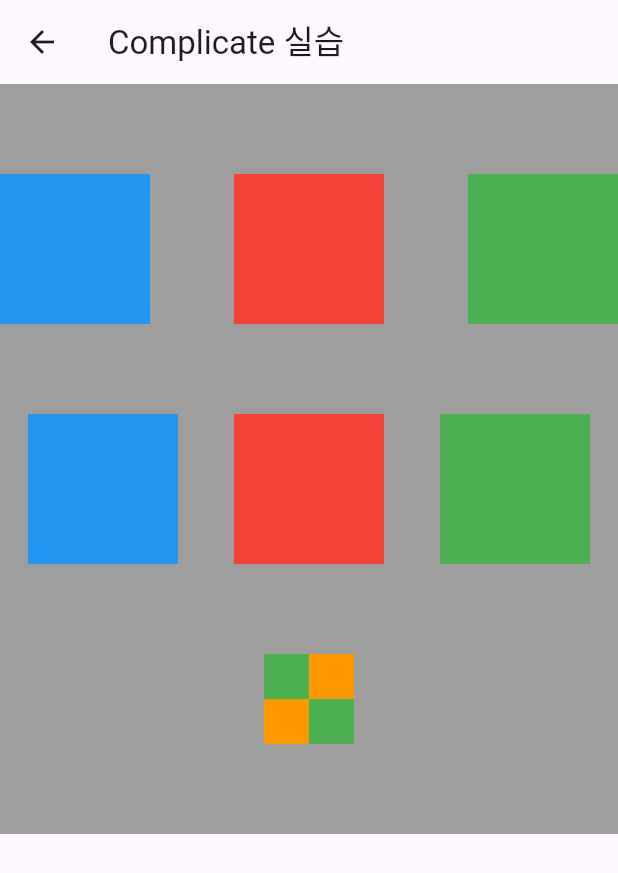
After one commit to ahra1221/Flutter_Practice, a Flutter app: the screen it shows after launch, after a tap on "complicate practice", on a phone screen of 412 x 824 dp. The commit adds this screen. Shown: the top 873 px of the screen. Run offline on Flutter 3.47's test engine with Material 3 defaults, Android fonts, the phone set to English and light mode, and no system bars.

Commit message:
feat: column, row 심화 실습 과제 구현

```diff
--- a/lib/screen/button_screen.dart
+++ b/lib/screen/button_screen.dart
@@ -1,6 +1,7 @@
 import 'package:flutter/material.dart';
 import 'package:flutter_projects/screen/column/column_practice_screen.dart';
 import 'package:flutter_projects/screen/column/column_screen.dart';
+import 'package:flutter_projects/screen/complicate_practice.dart';
 import 'package:flutter_projects/screen/container/container_practice_screen.dart';
 import 'package:flutter_projects/screen/container/container_screen.dart';
 import 'package:flutter_projects/screen/row/row_practice_screen.dart';
@@ -63,7 +64,15 @@ class ButtonScreen extends StatelessWidget {
                     return RowPracticeScreen();
                   }));
                 },
-                child: Text("row practice"))
+                child: Text("row practice")),
+            SizedBox(height: 10),
+            ElevatedButton(
+                onPressed: () {
+                  Navigator.push(context, MaterialPageRoute(builder: (context) {
+                    return ComplicatePractice();
+                  }));
+                },
+                child: Text("complicate practice"))
           ],
         ),
       ),
--- /dev/null
+++ b/lib/screen/complicate_practice.dart
@@ -0,0 +1,57 @@
+
+import 'package:flutter/material.dart';
+
+class ComplicatePractice extends StatelessWidget {
+  const ComplicatePractice({super.key});
+
+  @override
+  Widget build(BuildContext context) {
+    return Scaffold(
+      appBar: AppBar(title: Text("Complicate 실습")),
+      body: Container(
+        color: Colors.grey,
+        height: 500,
+        child: Column(
+          mainAxisAlignment: MainAxisAlignment.spaceEvenly,
+          children: [
+            Row(
+              mainAxisAlignment: MainAxisAlignment.spaceBetween,
+              crossAxisAlignment: CrossAxisAlignment.center,
+              children: [
+                Container(width: 100, height:100, color: Colors.blue),
+                Container(width: 100, height:100, color: Colors.red),
+                Container(width: 100, height:100, color: Colors.green)
+              ]
+            ),
+            Row(
+              mainAxisAlignment: MainAxisAlignment.spaceAround,
+              children: [
+                Container(width: 100, height:100, color: Colors.blue),
+                Container(width: 100, height:100, color: Colors.red),
+                Container(width: 100, height:100, color: Colors.green)
+              ]
+            ),
+            Column(
+              children: [
+                Row(
+                  mainAxisAlignment: MainAxisAlignment.center,
+                  children: [
+                    Container(width: 30, height:30, color: Colors.green),
+                    Container(width: 30, height:30, color: Colors.orange)
+                  ],
+                ),
+                Row(
+                  mainAxisAlignment: MainAxisAlignment.center,
+                  children: [
+                    Container(width: 30, height:30, color: Colors.orange),
+                    Container(width: 30, height:30, color: Colors.green)
+                  ],
+                )
+              ]
+            )
+          ],
+        ),
+      )
+    );
+  }
+}
```
